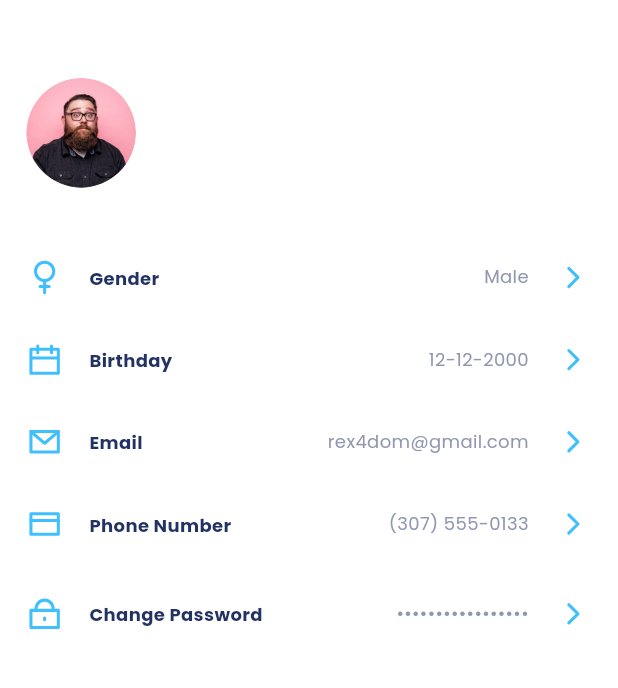
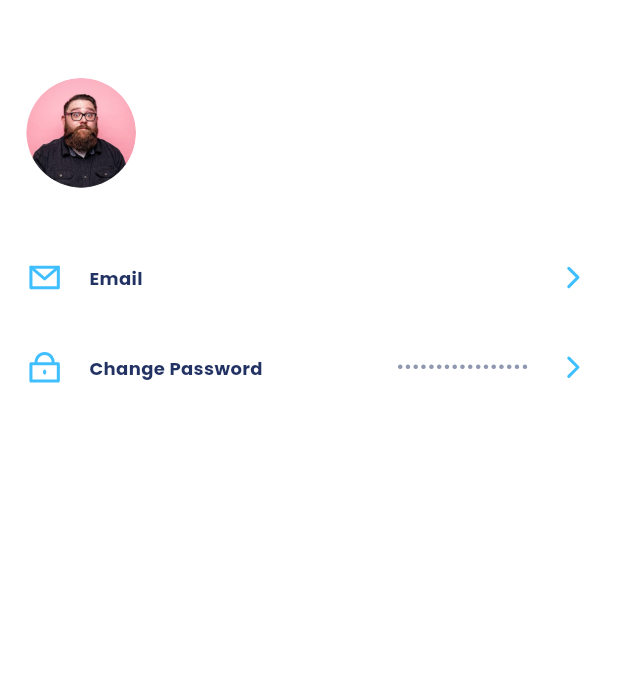
Before and after one commit to Shehab-adel/rebuy, a Flutter app: the ProfileScreen screen opened by its route, on a phone screen of 412 x 824 dp, the part 62-750 px from its top. Run offline on Flutter 3.47's test engine with Material 3 defaults, Android fonts, the phone set to English and light mode, and no system bars; our stand-ins replace cached_network_image, carousel_slider, cloud_firestore, firebase_auth, firebase_core, firebase_storage and 6 more; accounts and stored records are empty; project files that could hold a hidden picture were left out.

```diff
--- /dev/null
+++ b/lib/presentation/change_password_screen/cubit/change_password_state.dart
@@ -0,0 +1,3 @@
+abstract class ChangePasswordState {}
+
+class InitialChangePasswordState extends ChangePasswordState {}
--- a/lib/presentation/profile_screen/profile_screen.dart
+++ b/lib/presentation/profile_screen/profile_screen.dart
@@ -61,22 +61,22 @@ class ProfileScreen extends StatelessWidget {
                                         ]))
                               ])),
                       SizedBox(height: 32.v),
-                      ProfileDetailsOptionWidget(
-                          imagePath: AppImageConstants.imgGenderIcon,
-                          text: AppStrings.gender,
-                          value: "Male"),
-                      ProfileDetailsOptionWidget(
-                          imagePath: AppImageConstants.imgDateIcon,
-                          text: AppStrings.birthday,
-                          value: "12-12-2000"),
+                      // ProfileDetailsOptionWidget(
+                      //     imagePath: AppImageConstants.imgGenderIcon,
+                      //     text: AppStrings.gender,
+                      //     value: "Male"),
+                      // ProfileDetailsOptionWidget(
+                      //     imagePath: AppImageConstants.imgDateIcon,
+                      //     text: AppStrings.birthday,
+                      //     value: "12-12-2000"),
                       ProfileDetailsOptionWidget(
                           imagePath: AppImageConstants.imgMailPrimary,
                           text: AppStrings.email,
-                          value: "rex4dom@gmail.com"),
-                      ProfileDetailsOptionWidget(
-                          imagePath: AppImageConstants.imgCreditCardIcon,
-                          text: AppStrings.phoneNumber,
-                          value: "(307) 555-0133"),
+                          value: profileCubit.userEmail),
+                      // ProfileDetailsOptionWidget(
+                      //     imagePath: AppImageConstants.imgCreditCardIcon,
+                      //     text: AppStrings.phoneNumber,
+                      //     value: "(307) 555-0133"),
                       SizedBox(height: 5.v),
                       ProfileDetailsOptionWidget(
                           imagePath: AppImageConstants.imgLockPrimary,
```
Also changed, not shown: lib/presentation/change_password_screen/change_password_screen.dart (+24 -104 lines), lib/presentation/change_password_screen/cubit/change_password_cubit.dart (added, +14 -0 lines), lib/presentation/change_password_screen/widgets/new_password_again.dart (added, +34 -0 lines), lib/presentation/change_password_screen/widgets/new_password_widget.dart (added, +33 -0 lines), lib/presentation/change_password_screen/widgets/old_password_widget.dart (added, +34 -0 lines).
